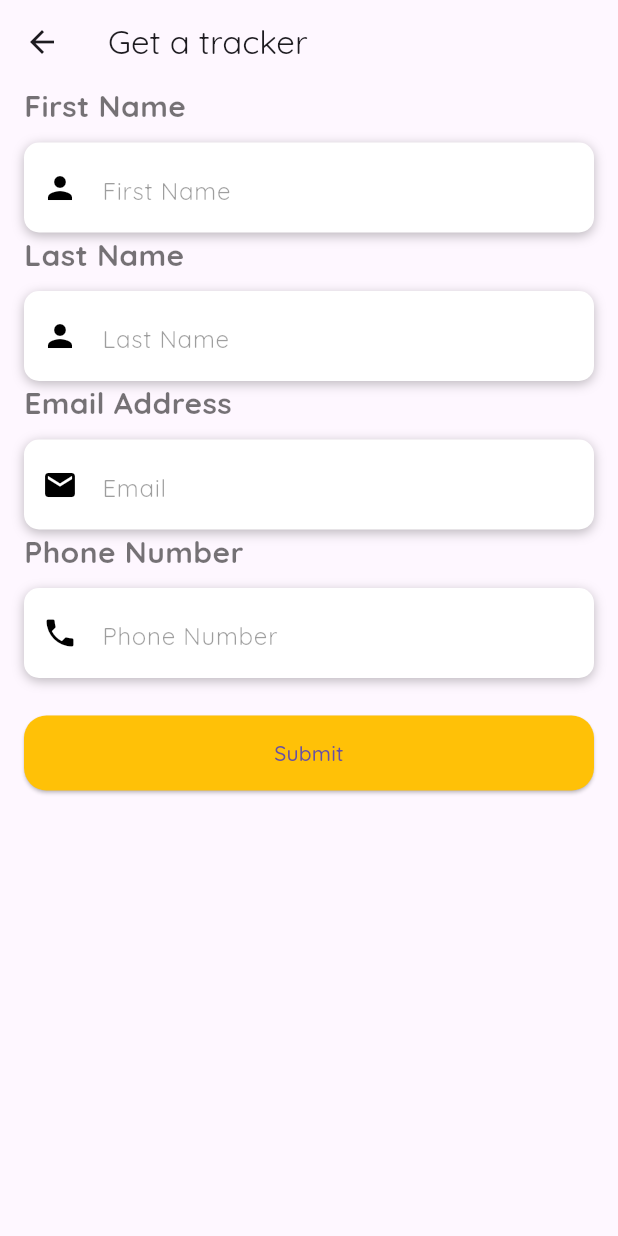
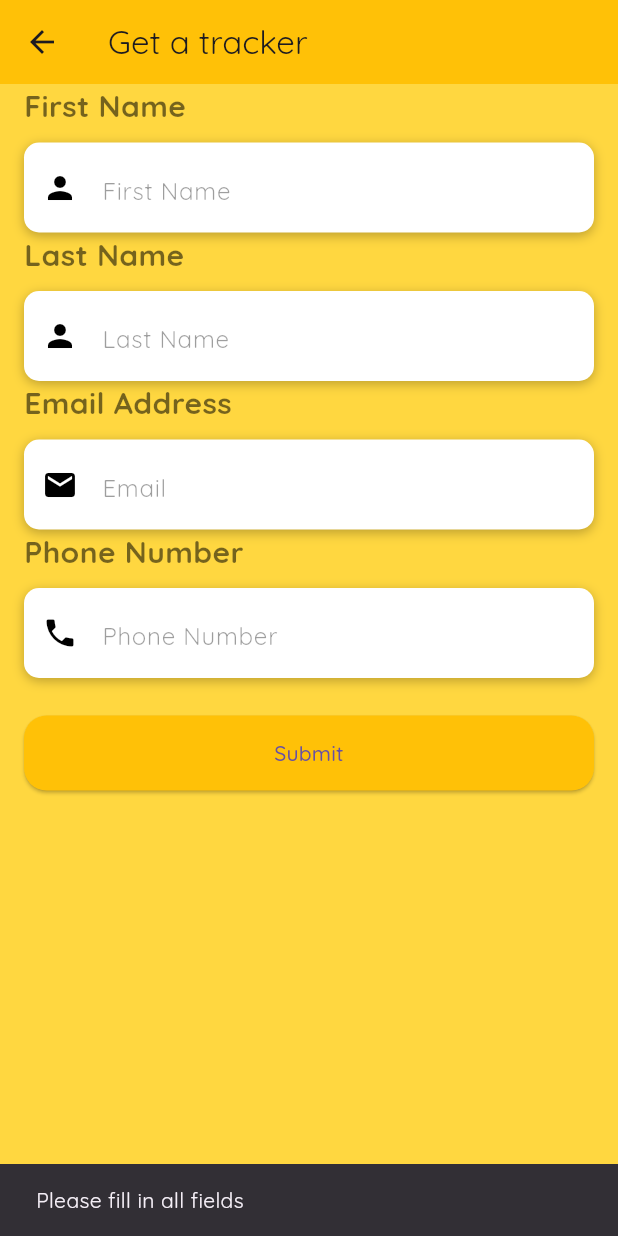
Before and after one commit to Tedisaac/bosscitykeys, a Flutter app: the Register screen opened directly, after a tap on "Submit", on a phone screen of 412 x 824 dp. Run offline on Flutter 3.47's test engine with Material 2 defaults, Android fonts, the phone set to English and light mode, and no system bars; our stand-ins replace flutter_spinkit, get, google_fonts, google_maps_flutter, shared_preferences, table_calendar; accounts and stored records are empty.

Commit message:
Registration implementation 22|04|2022

```diff
--- a/lib/constants/strings.dart
+++ b/lib/constants/strings.dart
@@ -1,6 +1,7 @@
 import 'package:shared_preferences/shared_preferences.dart';
 class Strings{
   static String login_url = 'http://track.bosscitykeys.co.ke/api/auth/token';
+  static String register_url = 'http://track.bosscitykeys.co.ke/api/auth/create';
   static String cars_list = 'http://track.bosscitykeys.co.ke/api/cars';
 
 
--- a/lib/pages/Register.dart
+++ b/lib/pages/Register.dart
@@ -1,4 +1,7 @@
 import 'package:flutter/material.dart';
+
+import '../constants/strings.dart';
+import 'package:http/http.dart' as http;
 
 class Register extends StatefulWidget {
   const Register({Key? key}) : super(key: key);
@@ -18,8 +21,15 @@ class _RegisterState extends State<Register> {
     return Scaffold(
       appBar: AppBar(
         title: Text('Get a tracker'),
+        backgroundColor: Colors.amber,
       ),
-      body: Container( margin:EdgeInsets.only(right: 16, left: 16),child:SingleChildScrollView(
+      body: Container(
+        height: double.infinity,
+        width: double.infinity,
+        color: Colors.amberAccent,
+        child: Container(
+          margin:EdgeInsets.only(right: 16, left: 16),
+          child:SingleChildScrollView(
             child: Column(
               mainAxisAlignment: MainAxisAlignment.start,
               crossAxisAlignment: CrossAxisAlignment.start,
@@ -204,6 +214,8 @@ class _RegisterState extends State<Register> {
                         width: double.infinity,
                         child: ElevatedButton(
                           onPressed: () {
+                            register(context, _controllerfName, _controllerlName,_controllerEmail,
+                                _controllerPhone);
                           },
                           child: const Text('Submit'),
                           style: ElevatedButton.styleFrom(
@@ -218,7 +230,65 @@ class _RegisterState extends State<Register> {
                     ]),
               ],
             ),
-      ),)
+          ),),
+      )
     );
   }
 }
+
+Future<void> register(BuildContext context,
+    TextEditingController _controllerfName,
+    TextEditingController _controllerlName,
+    TextEditingController _controllerEmail,
+    TextEditingController _controllerPhone,) async{
+
+  if (_controllerfName.text.isNotEmpty && _controllerlName.text.isNotEmpty && _controllerEmail.text.isNotEmpty && _controllerPhone.text.isNotEmpty) {
+    var deviceName = "test_device";
+    var client = http.Client();
+    var registerResponse = await client.post(
+      Uri.parse(Strings.register_url),
+      body: ({
+        'name': _controllerlName.text,
+        'email': _controllerEmail.text,
+        'phone_number': _controllerPhone.text,
+        'device_name': deviceName,
+      }),
+    );
+
+    print(registerResponse.body);
+    if (registerResponse.statusCode == 200) {
+      debugPrint("LoginResp ${registerResponse.body}");
+      showDialogWidget(context);
+    } else {
+      ScaffoldMessenger.of(context)
+          .showSnackBar(const SnackBar(content: Text("Error!!")));
+    }
+  } else {
+    ScaffoldMessenger.of(context).showSnackBar(const SnackBar(
+      content: Text("Please fill in all fields"),
+    ));
+  }
+
+}
+
+showDialogWidget(BuildContext context){
+  AlertDialog alertDialog = AlertDialog(
+    title: const Text("Info"),
+    content: const Text("Thank you for your interest in our service. We will contact you with more details"),
+    actions: [
+      TextButton(onPressed: (){
+        Navigator.pop(context);
+      }, child: const Text("OK"),
+        style: TextButton.styleFrom(
+            backgroundColor: Colors.amber,
+            shape: RoundedRectangleBorder(
+              borderRadius: BorderRadius.circular(20.0),
+            ),
+            primary: Colors.white
+        ),),
+    ],
+  );
+  showDialog(context: context, builder: (BuildContext context){
+    return alertDialog;
+  });
+}
```
Lines whose indentation alone changed are shown as unchanged.
